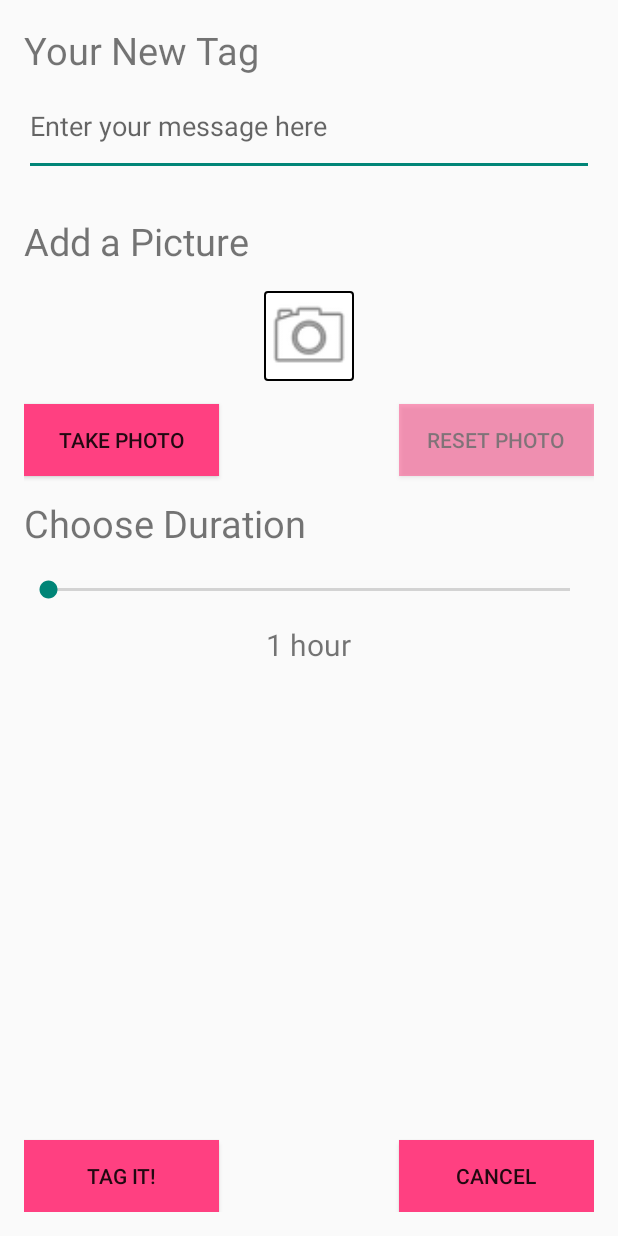
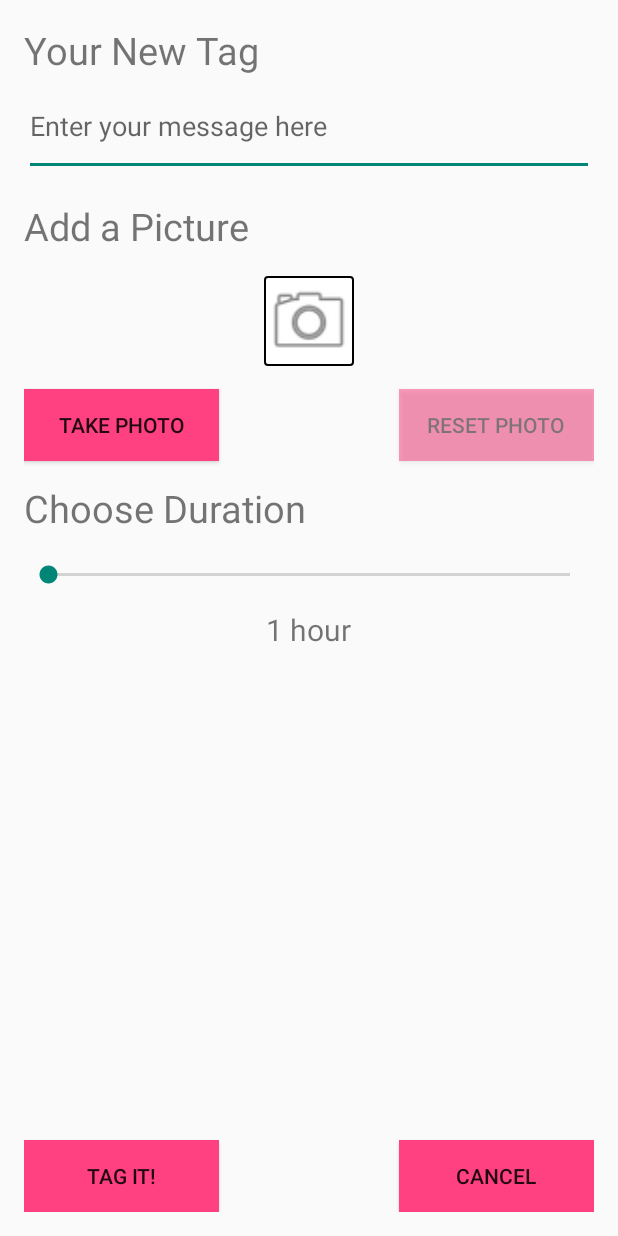
Before and after one commit to Folofl/SocialGraffiti, an Android app: the NewPostActivity screen opened directly, with no data from a screen before it, on a phone screen of 412 x 824 dp. Run offline under Robolectric (Android 15) with nearby library versions, the phone set to English and light mode, and no system bars; our stand-ins replace Firebase (no records; nobody signed in at launch, a user with empty details on screens opened directly).

Commit message:
Additional fixes and tweaks while I am waiting for the app to appear on the Google Play store

```diff
--- a/app/src/main/AndroidManifest.xml
+++ b/app/src/main/AndroidManifest.xml
@@ -17,15 +17,15 @@
         android:theme="@style/AppTheme">
         <activity
             android:name=".LogInActivity"
-            android:theme="@style/Theme.AppCompat.Light">
+            android:theme="@style/Theme.AppCompat.Light.NoActionBar">
             <intent-filter>
                 <action android:name="android.intent.action.MAIN" />
 
                 <category android:name="android.intent.category.LAUNCHER" />
             </intent-filter>
         </activity>
-        <activity android:name=".SignUpActivity" android:theme="@style/Theme.AppCompat.Light"/>
-        <activity android:name=".ResetPasswordActivity" android:theme="@style/Theme.AppCompat.Light"></activity>
+        <activity android:name=".SignUpActivity" android:theme="@style/Theme.AppCompat.Light.NoActionBar"/>
+        <activity android:name=".ResetPasswordActivity" android:theme="@style/Theme.AppCompat.Light.NoActionBar"></activity>
         <activity
             android:name=".MapActivity"
             android:label="@string/title_activity_map" />
--- a/app/src/main/java/comp150/socialgraffiti/NewPostActivity.java
+++ b/app/src/main/java/comp150/socialgraffiti/NewPostActivity.java
@@ -13,6 +13,7 @@ import android.widget.ImageView;
 import android.widget.EditText;
 import android.widget.SeekBar;
 import android.widget.TextView;
+import android.widget.Toast;
 
 import com.google.firebase.auth.FirebaseAuth;
 import com.google.firebase.auth.FirebaseUser;
@@ -116,6 +117,11 @@ public class NewPostActivity extends Activity {
     }
 
     public void submitPost (View view) {
+        if (!addedPhoto && (contentText.getText().toString().equals(""))) {
+            Toast.makeText(this, "Please add a message or a photo", Toast.LENGTH_SHORT).show();
+            return;
+        }
+
         FirebaseUser user = FirebaseAuth.getInstance().getCurrentUser();
         if (user != null) {
             graffiti.setUser(user.getUid());
--- a/app/src/main/res/layout/activity_login.xml
+++ b/app/src/main/res/layout/activity_login.xml
@@ -14,7 +14,6 @@
         android:gravity="center"
         android:orientation="vertical"
         android:padding="@dimen/activity_horizontal_margin">
-
 
         <ImageView
             android:layout_width="@dimen/logo_w_h"
@@ -53,8 +52,6 @@
                 android:textColorHint="@android:color/white" />
         </android.support.design.widget.TextInputLayout>
 
-        <!-- Login Button -->
-
         <Button
             android:id="@+id/btn_login"
             android:layout_width="fill_parent"
@@ -73,8 +70,6 @@
             android:text="@string/btn_forgot_password"
             android:textAllCaps="false"
             android:textColor="@color/colorAccent" />
-
-        <!-- Link to Sign Up Screen -->
 
         <Button
             android:id="@+id/btn_goto_signup"
--- a/app/src/main/res/layout/activity_new_post.xml
+++ b/app/src/main/res/layout/activity_new_post.xml
@@ -16,19 +16,6 @@
         android:textSize="25sp"
         android:layout_width="wrap_content"
         android:layout_height="wrap_content" />
-
-    <TextView
-        android:id="@+id/text_newPic"
-        android:text="@string/text_add_pic"
-        android:textSize="25sp"
-        android:layout_width="wrap_content"
-        android:layout_height="wrap_content"
-        android:layout_marginTop="26dp"
-        android:layout_below="@+id/text_message"
-        android:layout_alignParentLeft="true"
-        android:layout_alignParentStart="true"
-        android:layout_alignRight="@+id/text_newPin"
-        android:layout_alignEnd="@+id/text_newPin" />
 
     <ImageView
         android:id="@+id/image_thumbnail"
@@ -122,8 +109,9 @@
     <EditText
         android:id="@+id/text_message"
         android:hint="@string/textbox_hint"
-        android:lines="8"
+        android:lines="2"
         android:minLines="2"
+        android:maxLines="2"
         android:inputType="textMultiLine"
         android:ems="10"
         android:layout_width="wrap_content"
@@ -134,4 +122,15 @@
         android:layout_alignParentRight="true"
         android:layout_alignParentEnd="true" />
 
+    <TextView
+        android:id="@+id/text_newPic"
+        android:text="@string/text_add_pic"
+        android:textSize="25sp"
+        android:layout_width="wrap_content"
+        android:layout_height="wrap_content"
+        android:layout_marginTop="16dp"
+        android:layout_below="@+id/text_message"
+        android:layout_alignParentLeft="true"
+        android:layout_alignParentStart="true" />
+
 </RelativeLayout>
--- a/app/src/main/res/layout/activity_signup.xml
+++ b/app/src/main/res/layout/activity_signup.xml
@@ -10,7 +10,7 @@
     <LinearLayout
         android:layout_width="fill_parent"
         android:layout_height="fill_parent"
-        android:background="@color/colorPrimaryDark"
+        android:background="@color/colorPrimary"
         android:gravity="center"
         android:orientation="vertical"
         android:padding="@dimen/activity_horizontal_margin">
--- a/app/src/main/res/values/colors.xml
+++ b/app/src/main/res/values/colors.xml
@@ -3,7 +3,7 @@
     <color name="colorPrimary">#3F51B5</color>
     <color name="colorPrimaryDark">#303F9F</color>
     <color name="colorAccent">#FF4081</color>
-    <color name="colorToolbar">#00FFCC</color>
+    <color name="colorToolbar">#fff126</color>
     <color name="white">#FFFFFF</color>
     <color name="black">#000000</color>
 </resources>
--- a/app/src/main/res/values/dimens.xml
+++ b/app/src/main/res/values/dimens.xml
@@ -2,5 +2,5 @@
     <!-- Default screen margins, per the Android Design guidelines. -->
     <dimen name="activity_horizontal_margin">16dp</dimen>
     <dimen name="activity_vertical_margin">16dp</dimen>
-    <dimen name="logo_w_h">30dp</dimen>
+    <dimen name="logo_w_h">64dp</dimen>
 </resources>
```
Also changed, not shown: app/src/main/java/comp150/socialgraffiti/MapActivity.java (+12 -3 lines), app/src/main/res/layout/activity_map.xml (+1 -12 lines), app/src/main/res/mipmap-hdpi/ic_launcher.png, app/src/main/res/mipmap-hdpi/ic_launcher2.png (added), app/src/main/res/mipmap-mdpi/ic_launcher.png, app/src/main/res/mipmap-mdpi/ic_launcher2.png (added), app/src/main/res/mipmap-xhdpi/ic_launcher.png, app/src/main/res/mipmap-xhdpi/ic_launcher2.png (added), app/src/main/res/mipmap-xxhdpi/ic_launcher.png, app/src/main/res/mipmap-xxhdpi/ic_launcher2.png (added), app/src/main/res/mipmap-xxxhdpi/ic_launcher.png, app/src/main/res/mipmap-xxxhdpi/ic_launcher2.png (added), 1 other file.
